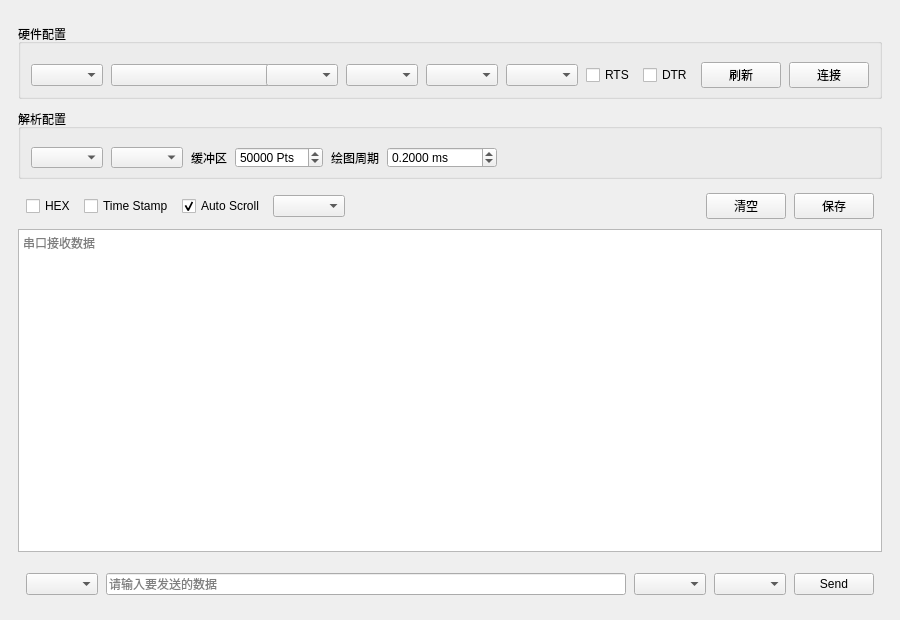
Above: ui/forms/serial_page.ui from Sanqiuzhiji/CHE_PortMon before the change. Below: the same form after it.
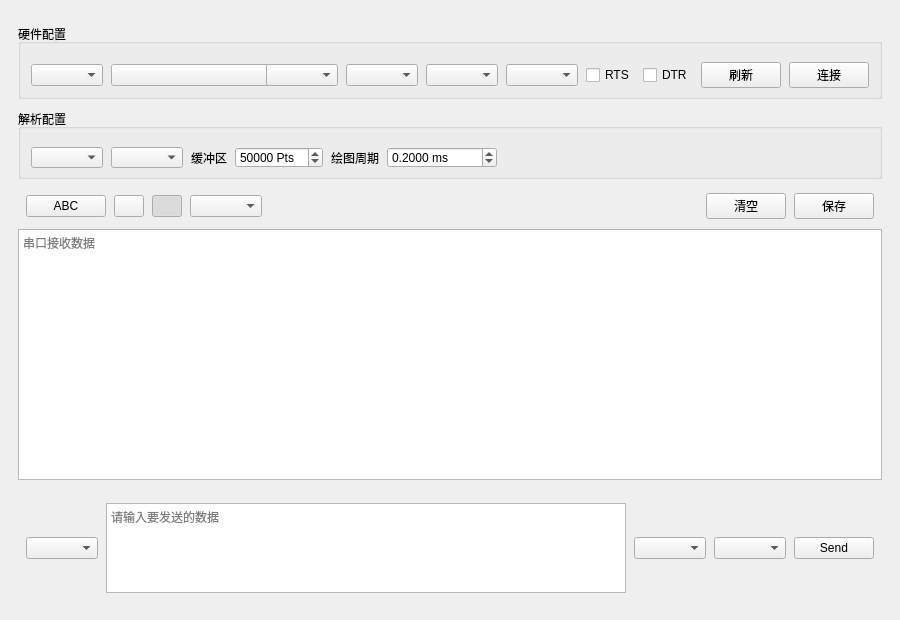
That is the form after the change.

```diff
--- a/ui/forms/serial_page.ui
+++ b/ui/forms/serial_page.ui
@@ -301,24 +301,69 @@
           <number>4</number>
          </property>
          <item>
-          <widget class="QCheckBox" name="hexCheckBox">
+          <widget class="QPushButton" name="hexToggleButton">
+           <property name="minimumSize">
+            <size>
+             <width>48</width>
+             <height>0</height>
+            </size>
+           </property>
            <property name="text">
-            <string>HEX</string>
+            <string>ABC</string>
+           </property>
+           <property name="checkable">
+            <bool>true</bool>
            </property>
           </widget>
          </item>
          <item>
-          <widget class="QCheckBox" name="timestampCheckBox">
-           <property name="text">
+          <widget class="QPushButton" name="timestampButton">
+           <property name="minimumSize">
+            <size>
+             <width>30</width>
+             <height>0</height>
+            </size>
+           </property>
+           <property name="maximumSize">
+            <size>
+             <width>30</width>
+             <height>16777215</height>
+            </size>
+           </property>
+           <property name="toolTip">
             <string>Time Stamp</string>
            </property>
+           <property name="text">
+            <string/>
+           </property>
+           <property name="checkable">
+            <bool>true</bool>
+           </property>
           </widget>
          </item>
          <item>
-          <widget class="QCheckBox" name="autoScrollCheckBox">
-           <property name="text">
+          <widget class="QPushButton" name="autoScrollButton">
+           <property name="minimumSize">
+            <size>
+             <width>30</width>
+             <height>0</height>
+            </size>
+           </property>
+           <property name="maximumSize">
+            <size>
+             <width>30</width>
+             <height>16777215</height>
+            </size>
+           </property>
+           <property name="toolTip">
             <string>Auto Scroll</string>
            </property>
+           <property name="text">
+            <string/>
+           </property>
+           <property name="checkable">
+            <bool>true</bool>
+           </property>
            <property name="checked">
             <bool>true</bool>
            </property>
@@ -375,13 +420,13 @@
      <property name="minimumSize">
       <size>
        <width>0</width>
-       <height>44</height>
+       <height>88</height>
       </size>
      </property>
      <property name="maximumSize">
       <size>
        <width>16777215</width>
-       <height>52</height>
+       <height>116</height>
       </size>
      </property>
      <layout class="QHBoxLayout" name="sendBarLayout">
@@ -404,7 +449,22 @@
        <widget class="QComboBox" name="sendFormatComboBox"/>
       </item>
       <item>
-       <widget class="QLineEdit" name="sendLineEdit">
+       <widget class="QPlainTextEdit" name="sendPlainTextEdit">
+        <property name="minimumSize">
+         <size>
+          <width>0</width>
+          <height>64</height>
+         </size>
+        </property>
+        <property name="maximumSize">
+         <size>
+          <width>16777215</width>
+          <height>90</height>
+         </size>
+        </property>
+        <property name="tabChangesFocus">
+         <bool>true</bool>
+        </property>
         <property name="placeholderText">
          <string>请输入要发送的数据</string>
         </property>
```
